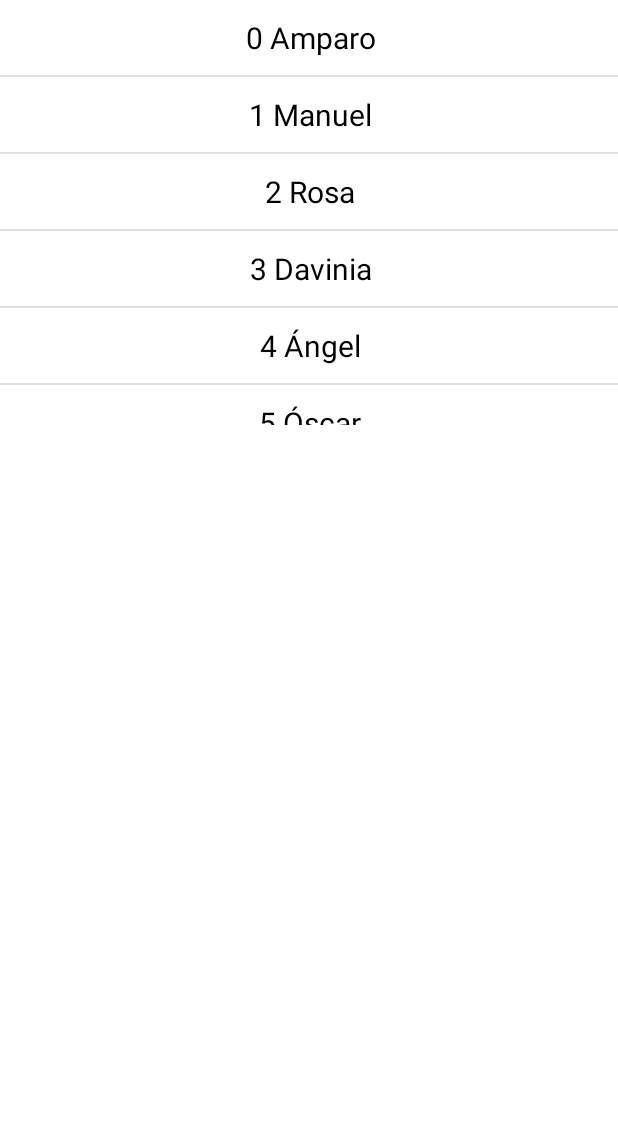
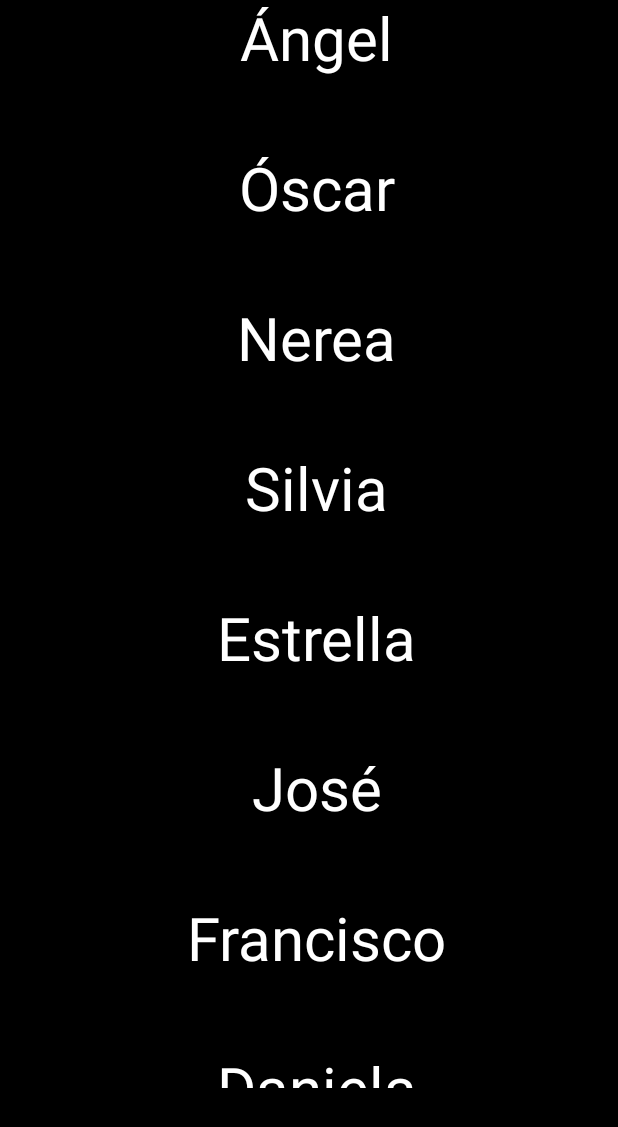
Before and after one commit to Miguemoliaga/SimonSays, an Android app: the CreditsActivity screen opened directly, with no data from a screen before it, on a phone screen of 412 x 824 dp. Shown: the top 1127 px of the screen. Run offline under Robolectric (Android 15) with nearby library versions, the phone set to English and light mode, and no system bars.

Commit message:
Autoscroll acabado

```diff
--- a/app/src/main/java/com/mmartine/simonsays/CreditsActivity.java
+++ b/app/src/main/java/com/mmartine/simonsays/CreditsActivity.java
@@ -1,47 +1,68 @@
 package com.mmartine.simonsays;
 
 import android.os.Bundle;
+import android.util.DisplayMetrics;
 
 import androidx.appcompat.app.AppCompatActivity;
 import androidx.recyclerview.widget.DividerItemDecoration;
 import androidx.recyclerview.widget.LinearLayoutManager;
+import androidx.recyclerview.widget.LinearSmoothScroller;
 import androidx.recyclerview.widget.RecyclerView;
 
 import java.util.ArrayList;
 
 public class CreditsActivity extends AppCompatActivity {
 
+    private static final float MILLISECONDS_PER_INCH = 1000f;
     @Override
     protected void onCreate(Bundle savedInstanceState) {
         super.onCreate(savedInstanceState);
         setContentView(R.layout.activity_credits);
-
         ArrayList<String> elementosSuperiores = new ArrayList<>();
-        ArrayList<String> elementosInferiores = new ArrayList<>();
-
-        inicializaElementosListado(elementosInferiores, elementosSuperiores);
-
+        inicializaElementosListado(elementosSuperiores);
         Adapter adaptadorSuperior = getAdaptador (R.id.rvSuperior, elementosSuperiores);
-
-        // comportamiento del botón de bajar elementos
-
     }
 
-    public void inicializaElementosListado(ArrayList<String> elementosInferiores, ArrayList<String> elementosSuperiores) {
-        int i = 0;
-        elementosSuperiores.add(i++ + " Amparo");
-        elementosSuperiores.add(i++ + " Manuel");
-        elementosSuperiores.add(i++ + " Rosa");
-        elementosSuperiores.add(i++ + " Davinia");
-        elementosSuperiores.add(i++ + " Ángel");
-        elementosSuperiores.add(i++ + " Óscar");
-        elementosSuperiores.add(i++ + " Nerea");
-        elementosSuperiores.add(i++ + " Silvia");
-        elementosSuperiores.add(i++ + " Estrella");
-        elementosSuperiores.add(i++ + " José");
-        elementosSuperiores.add(i++ + " Francisco");
-        elementosSuperiores.add(i++ + " Daniela");
-        elementosSuperiores.add(i++ + " Triana");
+    public void inicializaElementosListado(ArrayList<String> elementosSuperiores) {
+        elementosSuperiores.add(" Amparo");
+        elementosSuperiores.add(" Manuel");
+        elementosSuperiores.add(" Rosa");
+        elementosSuperiores.add(" Davinia");
+        elementosSuperiores.add(" Ángel");
+        elementosSuperiores.add(" Óscar");
+        elementosSuperiores.add(" Nerea");
+        elementosSuperiores.add(" Silvia");
+        elementosSuperiores.add(" Estrella");
+        elementosSuperiores.add(" José");
+        elementosSuperiores.add(" Francisco");
+        elementosSuperiores.add(" Daniela");
+        elementosSuperiores.add(" Triana");
+        elementosSuperiores.add(" Amparo");
+        elementosSuperiores.add(" Manuel");
+        elementosSuperiores.add(" Rosa");
+        elementosSuperiores.add(" Davinia");
+        elementosSuperiores.add(" Ángel");
+        elementosSuperiores.add(" Óscar");
+        elementosSuperiores.add(" Nerea");
+        elementosSuperiores.add(" Silvia");
+        elementosSuperiores.add(" Estrella");
+        elementosSuperiores.add(" José");
+        elementosSuperiores.add(" Francisco");
+        elementosSuperiores.add(" Daniela");
+        elementosSuperiores.add(" Triana");
+        elementosSuperiores.add(" Amparo");
+        elementosSuperiores.add(" Manuel");
+        elementosSuperiores.add(" Rosa");
+        elementosSuperiores.add(" Davinia");
+        elementosSuperiores.add(" Ángel");
+        elementosSuperiores.add(" Óscar");
+        elementosSuperiores.add(" Nerea");
+        elementosSuperiores.add(" Silvia");
+        elementosSuperiores.add(" Estrella");
+        elementosSuperiores.add(" José");
+        elementosSuperiores.add(" Francisco");
+        elementosSuperiores.add(" Daniela");
+        elementosSuperiores.add(" Triana");
     }
 
     public Adapter getAdaptador (int idRecyclerView, ArrayList<String> lista){
@@ -50,10 +71,17 @@ public class CreditsActivity extends AppCompatActivity {
         rv.setLayoutManager(managerLayout);
         Adapter adaptador = new Adapter(this, lista);
         rv.setAdapter(adaptador);
-
-        DividerItemDecoration decorador = new DividerItemDecoration(
-                rv.getContext(), managerLayout.getOrientation());
-        rv.addItemDecoration(decorador);
+        RecyclerView.SmoothScroller smoothScroller = new LinearSmoothScroller(this) {
+            @Override protected int getVerticalSnapPreference() {
+                return LinearSmoothScroller.SNAP_TO_START;
+            }
+            @Override
+            protected float calculateSpeedPerPixel(DisplayMetrics displayMetrics) {
+                return MILLISECONDS_PER_INCH / displayMetrics.densityDpi;
+            }
+        };
+        smoothScroller.setTargetPosition(lista.size() - 1);
+        managerLayout.startSmoothScroll(smoothScroller);
         return adaptador;
     }
 }
--- a/app/src/main/res/layout/activity_credits.xml
+++ b/app/src/main/res/layout/activity_credits.xml
@@ -4,13 +4,13 @@
     xmlns:tools="http://schemas.android.com/tools"
     android:layout_width="match_parent"
     android:layout_height="match_parent"
-    tools:context=".CreditsActivity">
+    tools:context=".CreditsActivity"
+    android:background="@color/black">
 
     <androidx.recyclerview.widget.RecyclerView
         android:id="@+id/rvSuperior"
-        android:layout_width="416dp"
-        android:layout_height="283dp"
-        android:layout_marginBottom="16dp"
+        android:layout_width="411dp"
+        android:layout_height="725dp"
         app:layout_constraintEnd_toEndOf="parent"
         app:layout_constraintStart_toStartOf="parent"
         app:layout_constraintTop_toTopOf="parent" />
--- a/app/src/main/res/layout/row.xml
+++ b/app/src/main/res/layout/row.xml
@@ -3,15 +3,17 @@
     xmlns:tools="http://schemas.android.com/tools"
     android:layout_width="match_parent"
     android:layout_height="wrap_content"
-    android:orientation="vertical">
+    android:orientation="vertical"
+    android:background="@color/black">
 
     <TextView
         android:id="@+id/tvElemento"
         android:layout_width="match_parent"
-        android:layout_height="50sp"
+        android:layout_height="100sp"
         android:gravity="center"
         android:text="TextView"
         android:textAlignment="center"
-        android:textColor="@color/black"
-        android:textSize="20sp" />
+        android:textColor="@color/white"
+        android:textSize="40sp"
+        android:background="@color/black"/>
 </LinearLayout>
```
